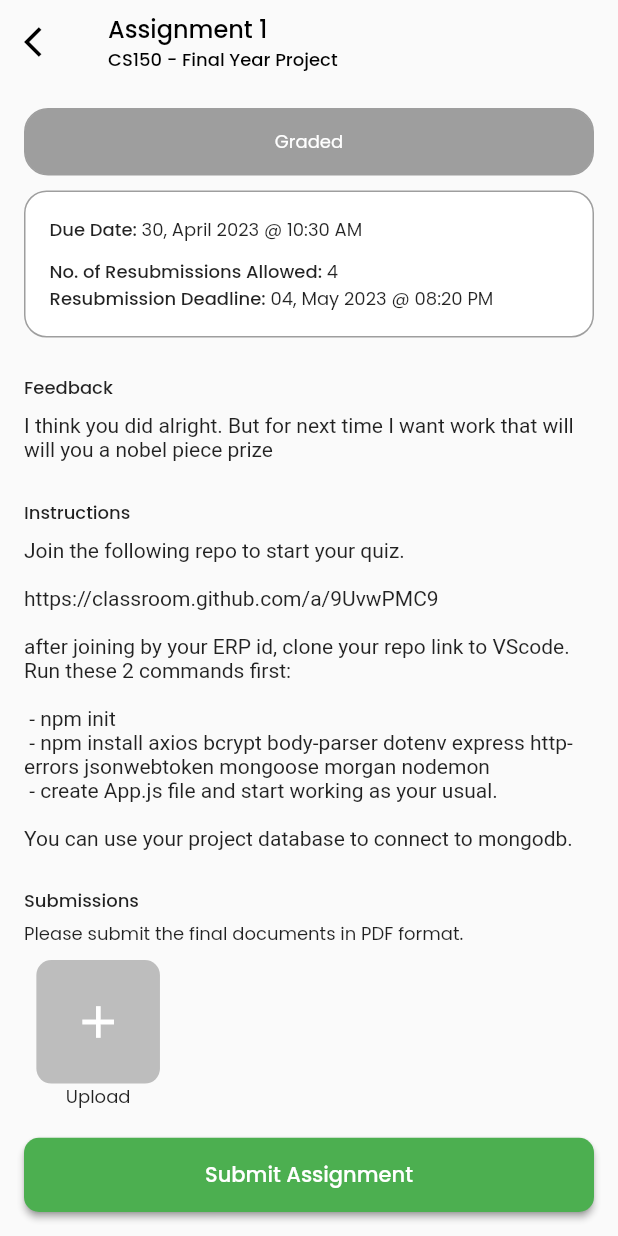
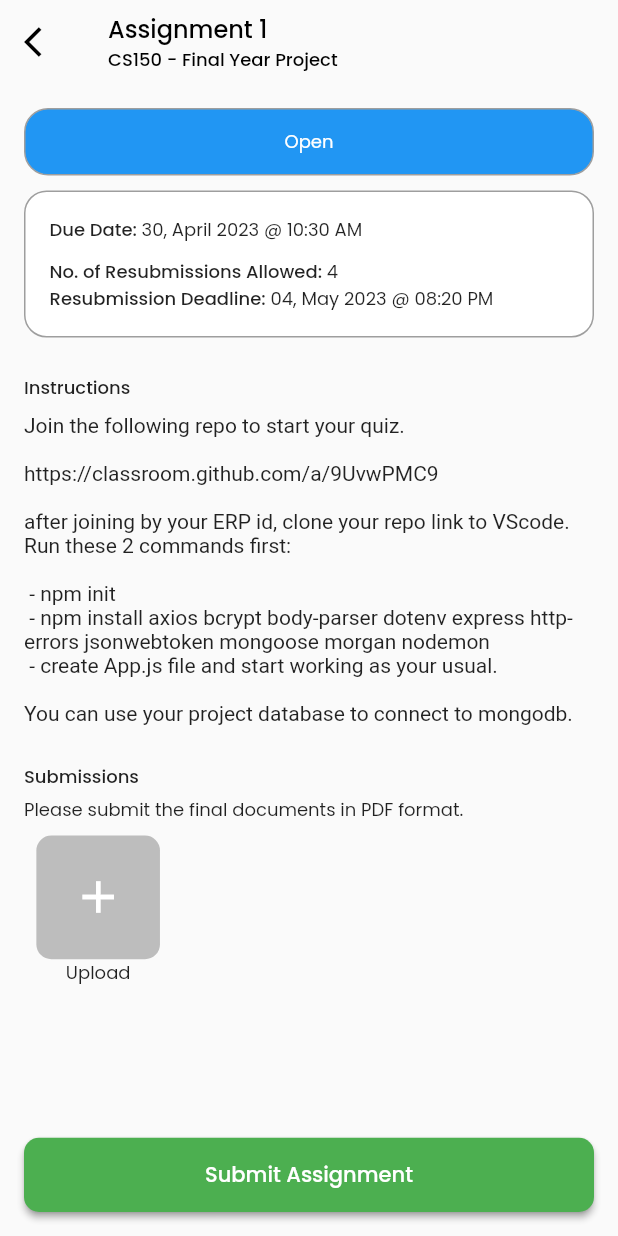
Before and after one commit to FYP-LMS-2023/front-end, a Flutter app: the AssignmentPage screen opened directly, on a phone screen of 412 x 824 dp. Run offline on Flutter 3.47's test engine with Material 2 defaults, Android fonts, the phone set to English and light mode, and no system bars; our stand-ins replace google_fonts.

Commit message:
Fix: Graded Assigment conditional build

```diff
--- a/lib/views/screens/assignment_page.dart
+++ b/lib/views/screens/assignment_page.dart
@@ -27,30 +27,38 @@ class AssignmentPage extends StatelessWidget {
                   dueDate: DateTime.now(),
                   numResubmissions: 4,
                   resubmissionDueDate: DateTime(2023, 05, 04, 20, 20),
-                  status: "Graded",
+                  status: "Open",
                 ),
                 SizedBox(
                   height: MediaQuery.of(context).size.height * 0.03,
                 ),
-                Container(
+                graded
+                    ? Container(
                         alignment: Alignment.centerLeft,
                         child: Text(
                           "Feedback",
                           style: Styles.labelMedium,
                         ),
-                ),
-                SizedBox(
+                      )
+                    : const SizedBox(),
+                graded
+                    ? SizedBox(
                         height: MediaQuery.of(context).size.height * 0.01,
-                ),
-                Container(
+                      )
+                    : const SizedBox(),
+                graded
+                    ? Container(
                         alignment: Alignment.centerLeft,
                         child: const Text(
                           "I think you did alright. But for next time I want work that will will you a nobel piece prize",
                         ),
-                ),
-                SizedBox(
+                      )
+                    : const SizedBox(),
+                graded
+                    ? SizedBox(
                         height: MediaQuery.of(context).size.height * 0.03,
-                ),
+                      )
+                    : const SizedBox(),
                 Container(
                   alignment: Alignment.centerLeft,
                   child: Text(
```
Lines whose indentation alone changed are shown as unchanged.
